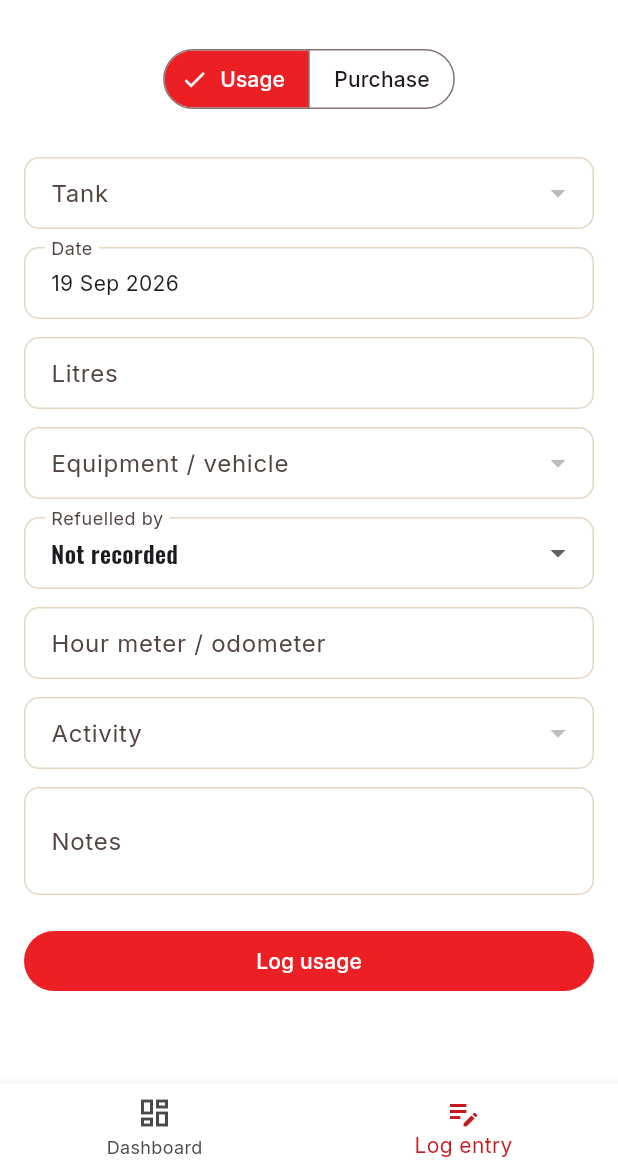
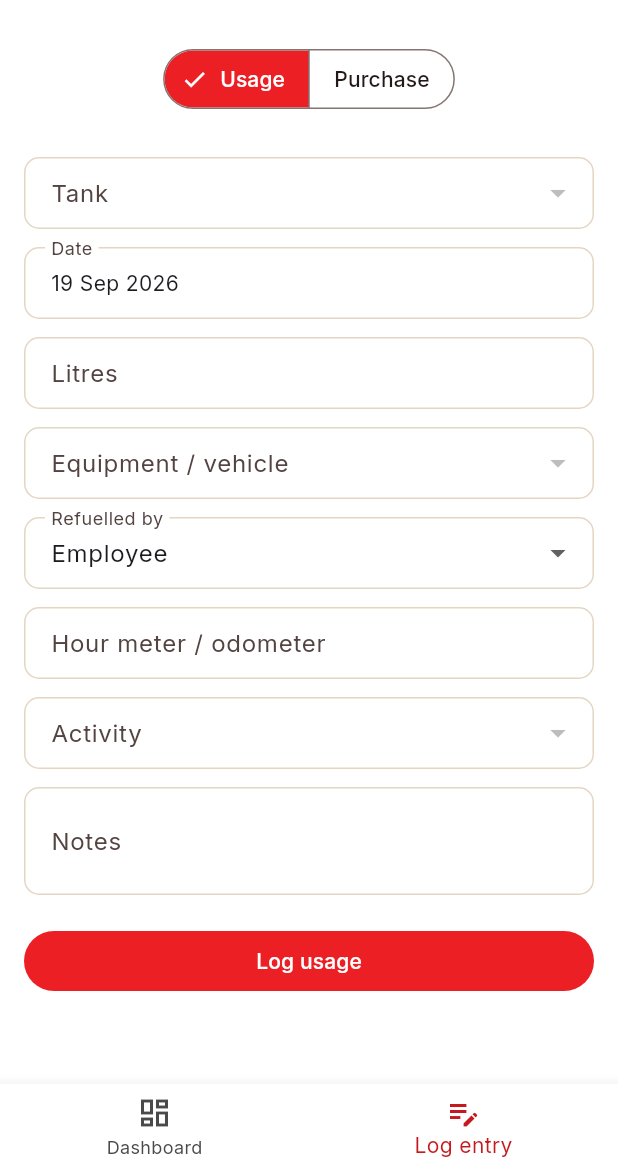
Before and after one commit to DFourie87/Nanini, a Flutter app: the DieselHomeScreen screen opened directly, item 2 of the bottom bar chosen, on a phone screen of 412 x 824 dp, the part 65-1236 px from its top. Run offline on Flutter 3.47's test engine with Material 3 defaults, Android fonts, the phone set to English and light mode, and no system bars; our stand-ins replace csv, fl_chart, flutter_map, google_fonts, latlong2, pdf and 4 more; accounts and stored records are empty; network calls fail.

Commit message:
Diesel log entry: unbold dropdown text, sort options, reword default
Tank, equipment/vehicle, refuelled-by, and activity dropdowns default
to the theme's titleMedium (a semi-bold heading font), which read as
unintentionally bold for form input values -- now explicitly set to
bodyLarge. Their options are also sorted alphabetically. "Refuelled
by"'s default (no selection) option is relabelled from "Not recorded"
to "Employee".

Co-Authored-By: Claude Sonnet 5 <noreply@anthropic.com>
Claude-Session: https://claude.ai/code/session_0154FLxM7bQ7qjn16GE6RHFv

```diff
--- a/nanini_app/lib/features/diesel/diesel_log_screen.dart
+++ b/nanini_app/lib/features/diesel/diesel_log_screen.dart
@@ -81,13 +81,20 @@ class _UsageFormState extends State<_UsageForm> {
                     final employees = empSnap.data ?? [];
                     tankId ??= tanks.isNotEmpty ? tanks.first.id : null;
 
+                    final sortedTanks = [...tanks]..sort((a, b) => a.name.toLowerCase().compareTo(b.name.toLowerCase()));
+                    final sortedVehicles = [...vehicles]..sort((a, b) => a.name.toLowerCase().compareTo(b.name.toLowerCase()));
+                    final sortedEmployees = [...employees]..sort((a, b) => a.displayName.toLowerCase().compareTo(b.displayName.toLowerCase()));
+                    final sortedActivities = [...activities]..sort((a, b) => a.name.toLowerCase().compareTo(b.name.toLowerCase()));
+                    final dropdownStyle = Theme.of(context).textTheme.bodyLarge;
+
                     return ListView(
                       padding: const EdgeInsets.fromLTRB(16, 12, 16, 24),
                       children: [
                         DropdownButtonFormField<String>(
                           initialValue: tankId,
+                          style: dropdownStyle,
                           decoration: const InputDecoration(labelText: 'Tank'),
-                          items: tanks.map((t) => DropdownMenuItem(value: t.id, child: Text(t.name))).toList(),
+                          items: sortedTanks.map((t) => DropdownMenuItem(value: t.id, child: Text(t.name))).toList(),
                           onChanged: (v) => setState(() => tankId = v),
                         ),
                         const SizedBox(height: 12),
@@ -101,17 +108,19 @@ class _UsageFormState extends State<_UsageForm> {
                         const SizedBox(height: 12),
                         DropdownButtonFormField<String>(
                           initialValue: equipmentId,
+                          style: dropdownStyle,
                           decoration: const InputDecoration(labelText: 'Equipment / vehicle'),
-                          items: vehicles.map((v) => DropdownMenuItem(value: v.id, child: Text(v.name))).toList(),
+                          items: sortedVehicles.map((v) => DropdownMenuItem(value: v.id, child: Text(v.name))).toList(),
                           onChanged: (v) => setState(() => equipmentId = v),
                         ),
                         const SizedBox(height: 12),
                         DropdownButtonFormField<String?>(
                           initialValue: employeeId,
+                          style: dropdownStyle,
                           decoration: const InputDecoration(labelText: 'Refuelled by'),
                           items: [
-                            const DropdownMenuItem(value: null, child: Text('Not recorded')),
-                            ...employees.map((e) => DropdownMenuItem(value: e.id, child: Text(e.displayName))),
+                            const DropdownMenuItem(value: null, child: Text('Employee')),
+                            ...sortedEmployees.map((e) => DropdownMenuItem(value: e.id, child: Text(e.displayName))),
                           ],
                           onChanged: (v) => setState(() => employeeId = v),
                         ),
@@ -120,8 +129,9 @@ class _UsageFormState extends State<_UsageForm> {
                         const SizedBox(height: 12),
                         DropdownButtonFormField<String>(
                           initialValue: activityId,
+                          style: dropdownStyle,
                           decoration: const InputDecoration(labelText: 'Activity'),
-                          items: activities.map((a) => DropdownMenuItem(value: a.id, child: Text(a.name))).toList(),
+                          items: sortedActivities.map((a) => DropdownMenuItem(value: a.id, child: Text(a.name))).toList(),
                           onChanged: (v) => setState(() => activityId = v),
                         ),
                         const SizedBox(height: 12),
@@ -193,14 +203,16 @@ class _PurchaseFormState extends State<_PurchaseForm> {
       builder: (context, tankSnap) {
         final tanks = tankSnap.data ?? [];
         tankId ??= tanks.isNotEmpty ? tanks.first.id : null;
+        final sortedTanks = [...tanks]..sort((a, b) => a.name.toLowerCase().compareTo(b.name.toLowerCase()));
 
         return ListView(
           padding: const EdgeInsets.fromLTRB(16, 12, 16, 24),
           children: [
             DropdownButtonFormField<String>(
               initialValue: tankId,
+              style: Theme.of(context).textTheme.bodyLarge,
               decoration: const InputDecoration(labelText: 'Tank'),
-              items: tanks.map((t) => DropdownMenuItem(value: t.id, child: Text(t.name))).toList(),
+              items: sortedTanks.map((t) => DropdownMenuItem(value: t.id, child: Text(t.name))).toList(),
               onChanged: (v) => setState(() => tankId = v),
             ),
             const SizedBox(height: 12),
```
